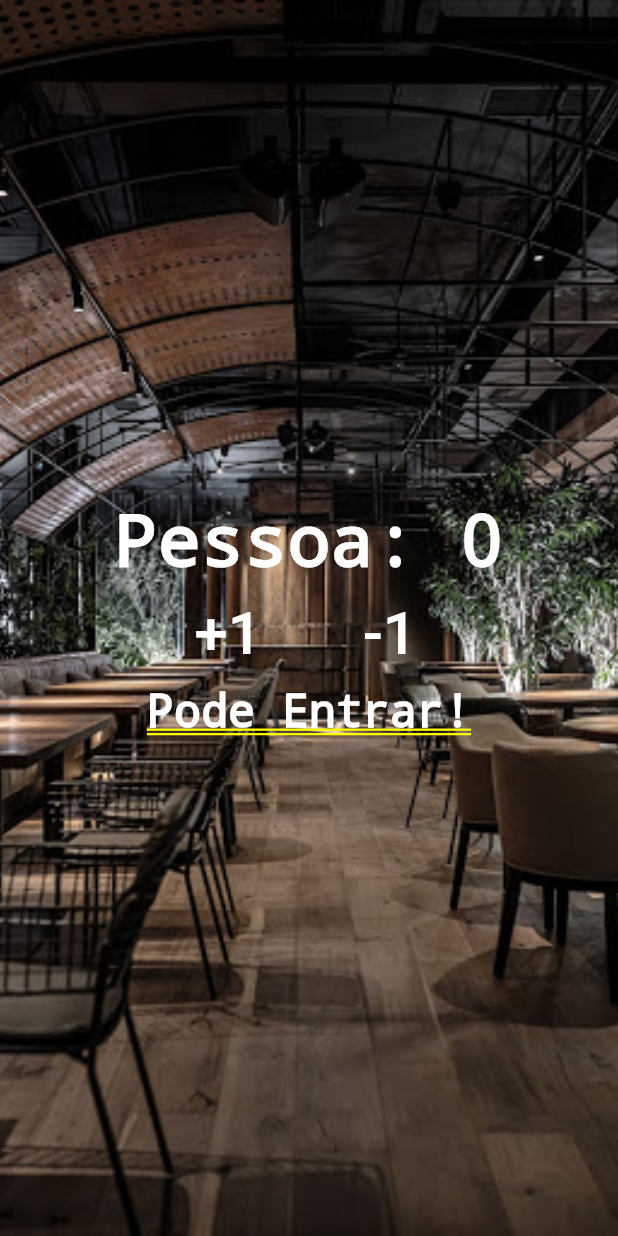
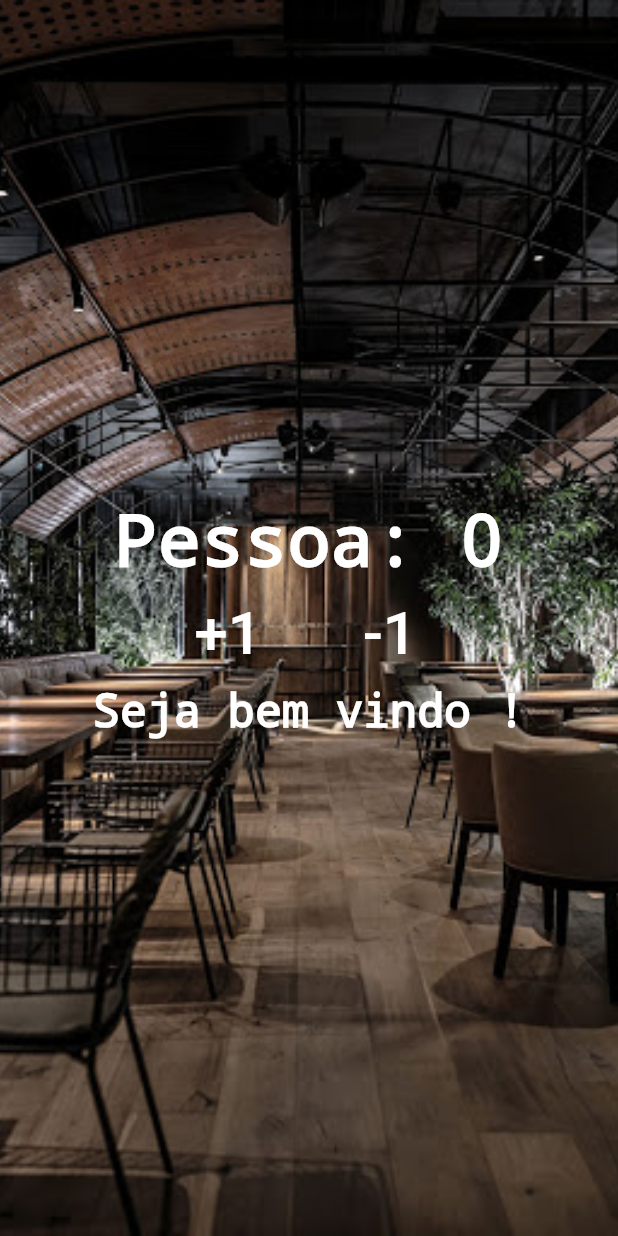
Before and after one commit to cledson-paranhos/Contador-Pessoas, a Flutter app: the screen it shows after launch, on a phone screen of 412 x 824 dp. Run offline on Flutter 3.47's test engine with Material 2 defaults, Android fonts, the phone set to English and light mode, and no system bars.

```diff
--- a/lib/main.dart
+++ b/lib/main.dart
@@ -12,7 +12,7 @@ class Home extends StatefulWidget {
 
 class _HomeState extends State<Home> {
   int _people = 0;
-  String info = "Pode Entrar!";
+  String info = "Seja bem vindo !";
 
   void changePeople(int increment) {
     _people += increment;
@@ -21,7 +21,7 @@ class _HomeState extends State<Home> {
       if (_people < 0.0) {
         info = "Mundo invertido !?";
       } else if (_people <= 10) {
-        info = "Pode Entrar";
+        info = "Seja bem vindo !";
       } else {
         info = "Atenção! Lotado.";
       }
@@ -79,7 +79,8 @@ class _HomeState extends State<Home> {
               style: TextStyle(
                   color: Colors.white,
                   fontStyle: FontStyle.normal,
-                  fontSize: 30.0),
+                  fontSize: 30.0,
+                  decoration: TextDecoration.none),
             )
           ],
         ),
```
